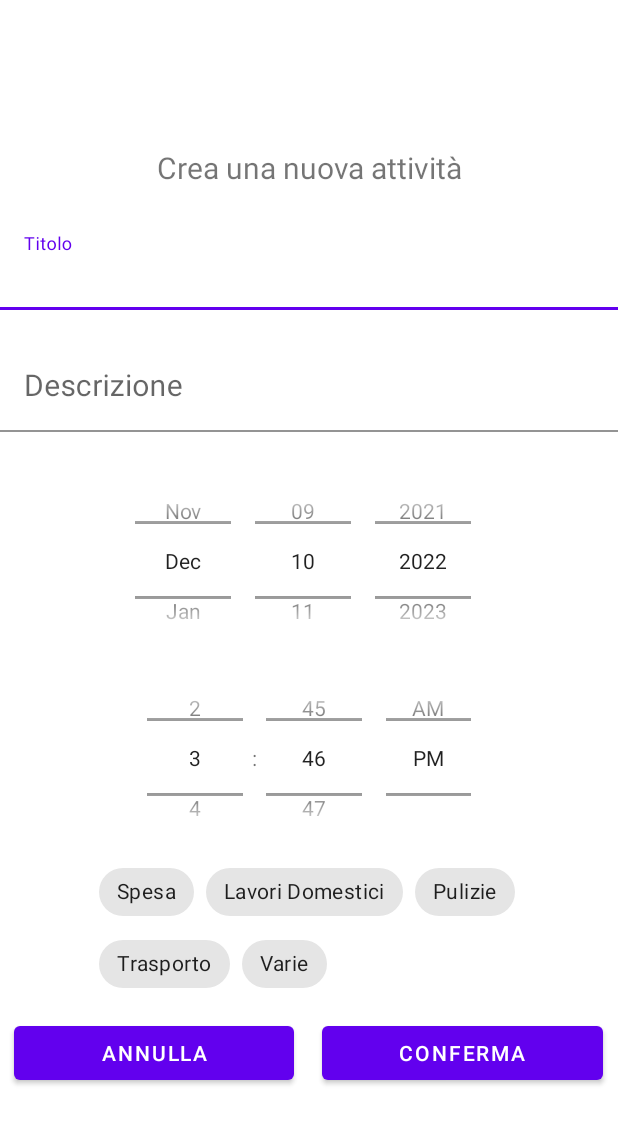
After one commit to Martino-Pistellato/BeKind, an Android app: the layout add_proposal_popup.xml on its own in the app's theme, with its tools: preview values and no code run, on a phone screen of 412 x 824 dp. The commit adds this screen. Shown: the top 1124 px of the screen. Run offline under Robolectric (Android 15) with nearby library versions, the phone set to English and light mode, and no system bars.

Commit message:
correzione errori

```diff
--- a/app/src/main/java/com/example/bekind_v2/UILayer/BottomBar.java
+++ b/app/src/main/java/com/example/bekind_v2/UILayer/BottomBar.java
@@ -19,7 +19,7 @@ import com.example.bekind_v2.databinding.ActivityBottomBarBinding;
 public class BottomBar extends AppCompatActivity {
 
     private ActivityBottomBarBinding binding;
-    private Button addActivityButton;
+    private Button addProposalButton;
     @Override
     protected void onCreate(Bundle savedInstanceState) {
         super.onCreate(savedInstanceState);
@@ -37,8 +37,8 @@ public class BottomBar extends AppCompatActivity {
         NavigationUI.setupActionBarWithNavController(this, navController, appBarConfiguration);
         NavigationUI.setupWithNavController(binding.navView, navController);
 
-        addActivityButton = findViewById(R.id.add_activity_btn);
-        addActivityButton.setOnClickListener(new View.OnClickListener() {
+        addProposalButton = findViewById(R.id.add_proposal_btn);
+        addProposalButton.setOnClickListener(new View.OnClickListener() {
             @Override
             public void onClick(View v) {
 
--- a/app/src/main/java/com/example/bekind_v2/UILayer/ui/profile/ProfileFragment.java
+++ b/app/src/main/java/com/example/bekind_v2/UILayer/ui/profile/ProfileFragment.java
@@ -24,7 +24,7 @@ public class ProfileFragment extends Fragment {
         binding = FragmentProfileBinding.inflate(inflater, container, false);
         View root = binding.getRoot();
 
-        final TextView textView = binding.textNotifications;
+        final TextView textView = binding.textProfile;
         profileViewModel.getText().observe(getViewLifecycleOwner(), textView::setText);
         return root;
     }
--- a/app/src/main/res/layout/add_activity_popup.xml
+++ b/app/src/main/res/layout/activity_bottom_bar.xml
@@ -20,7 +20,7 @@
         app:menu="@menu/bottom_nav_menu" />
 
     <com.google.android.material.floatingactionbutton.FloatingActionButton
-        android:id="@+id/add_activity_btn"
+        android:id="@+id/add_proposal_btn"
         android:layout_width="wrap_content"
         android:layout_height="wrap_content"
         app:elevation="9dp"
--- /dev/null
+++ b/app/src/main/res/layout/add_proposal_popup.xml
@@ -0,0 +1,165 @@
+<?xml version="1.0" encoding="utf-8"?>
+<RelativeLayout xmlns:android="http://schemas.android.com/apk/res/android"
+    android:layout_width="match_parent"
+    android:layout_height="match_parent"
+    xmlns:app="http://schemas.android.com/apk/res-auto">
+
+    <RelativeLayout
+        android:layout_width="wrap_content"
+        android:layout_height="wrap_content"
+        android:layout_centerVertical="true"
+        android:layout_centerHorizontal="true">
+
+        <TextView
+            android:id="@+id/new_activity_header"
+            android:layout_width="match_parent"
+            android:layout_height="wrap_content"
+            android:layout_marginBottom="20dp"
+            android:gravity="center"
+            android:text="Crea una nuova attività"
+            android:textSize="20sp" />
+
+        <com.google.android.material.textfield.TextInputLayout
+            android:id="@+id/title_container"
+            android:layout_width="match_parent"
+            android:layout_height="wrap_content"
+            android:layout_below="@+id/new_activity_header"
+            app:boxBackgroundColor="@color/white">
+
+            <com.google.android.material.textfield.TextInputEditText
+                android:id="@+id/activity_title"
+                android:layout_width="match_parent"
+                android:layout_height="wrap_content"
+                android:layout_marginBottom="20dp"
+                android:hint="Titolo"
+                android:inputType="textNoSuggestions"
+                android:textSize="20sp" />
+        </com.google.android.material.textfield.TextInputLayout>
+
+        <com.google.android.material.textfield.TextInputLayout
+            android:id="@+id/body_container"
+            android:layout_width="match_parent"
+            android:layout_height="wrap_content"
+            android:layout_below="@id/title_container"
+            app:boxBackgroundColor="@color/white">
+
+            <!-- https://stackoverflow.com/questions/4233626/allow-multi-line-in-edittext-view-in-android -->
+            <com.google.android.material.textfield.TextInputEditText
+                android:id="@+id/activity_body"
+                android:layout_width="match_parent"
+                android:layout_height="wrap_content"
+                android:layout_centerHorizontal="true"
+                android:layout_marginBottom="20dp"
+                android:hint="Descrizione"
+                android:inputType="textMultiLine|textNoSuggestions"
+                android:maxLines="5"
+                android:overScrollMode="always"
+                android:scrollbarStyle="insideInset"
+                android:scrollbars="vertical"
+                android:textSize="20sp" />
+        </com.google.android.material.textfield.TextInputLayout>
+
+        <LinearLayout
+            android:id="@+id/datehour_container"
+            android:layout_width="wrap_content"
+            android:layout_height="wrap_content"
+            android:layout_below="@id/body_container"
+            android:orientation="vertical"
+            android:layout_centerHorizontal="true">
+
+            <DatePicker
+                android:id="@+id/date_picker"
+                android:layout_width="wrap_content"
+                android:layout_height="131dp"
+                android:calendarViewShown="false"
+                android:datePickerMode="spinner"
+                android:spinnersShown="true" />
+
+            <TimePicker
+                android:id="@+id/time_picker"
+                android:layout_width="match_parent"
+                android:layout_height="131dp"
+                android:timePickerMode="spinner" />
+        </LinearLayout>
+
+        <RelativeLayout
+            android:id="@+id/chips_layout_popup"
+            android:layout_width="280dp"
+            android:layout_height="wrap_content"
+            android:layout_below="@id/datehour_container"
+            android:layout_centerHorizontal="true">
+
+            <com.google.android.material.chip.ChipGroup
+                android:id="@+id/chip_group_popup"
+                android:layout_height="wrap_content"
+                android:layout_width="match_parent">
+
+                <com.google.android.material.chip.Chip
+                    android:id="@+id/shopping_chip_popup"
+                    android:layout_height="wrap_content"
+                    android:layout_width="wrap_content"
+                    android:text="Spesa"
+                    android:checkable="true"
+                    android:checked="false"/>
+                <com.google.android.material.chip.Chip
+                    android:id="@+id/houseworks_chip_popup"
+                    android:layout_height="wrap_content"
+                    android:layout_width="wrap_content"
+                    android:text="Lavori Domestici"
+                    android:checkable="true"
+                    android:checked="false"/>
+                <com.google.android.material.chip.Chip
+                    android:id="@+id/cleaning_chip_popup"
+                    android:layout_height="wrap_content"
+                    android:layout_width="wrap_content"
+                    android:text="Pulizie"
+                    android:checkable="true"
+                    android:checked="false"/>
+                <com.google.android.material.chip.Chip
+                    android:id="@+id/transport_chip_popup"
+                    android:layout_height="wrap_content"
+                    android:layout_width="wrap_content"
+                    android:text="Trasporto"
+                    android:checkable="true"
+                    android:checked="false"/>
+                <com.google.android.material.chip.Chip
+                    android:id="@+id/random_chip_popup"
+                    android:layout_height="wrap_content"
+                    android:layout_width="wrap_content"
+                    android:text="Varie"
+                    android:checkable="true"
+                    android:checked="false"/>
+
+            </com.google.android.material.chip.ChipGroup>
+        </RelativeLayout>
+
+        <LinearLayout
+            android:id="@+id/buttons_container"
+            android:layout_width="match_parent"
+            android:layout_height="wrap_content"
+            android:layout_below="@id/chips_layout_popup"
+            android:layout_marginTop="11dp"
+            android:gravity="center"
+            android:weightSum="2.2">
+
+            <Button
+                android:id="@+id/close_btn"
+                android:layout_width="0dp"
+                android:layout_height="wrap_content"
+                android:layout_weight="1"
+                android:text="Annulla" />
+
+            <Space
+                android:layout_width="0dp"
+                android:layout_height="wrap_content"
+                android:layout_weight="0.1" />
+
+            <Button
+                android:id="@+id/publish_btn"
+                android:layout_width="0dp"
+                android:layout_height="wrap_content"
+                android:layout_weight="1"
+                android:text="Conferma" />
+        </LinearLayout>
+    </RelativeLayout>
+</RelativeLayout>
```
